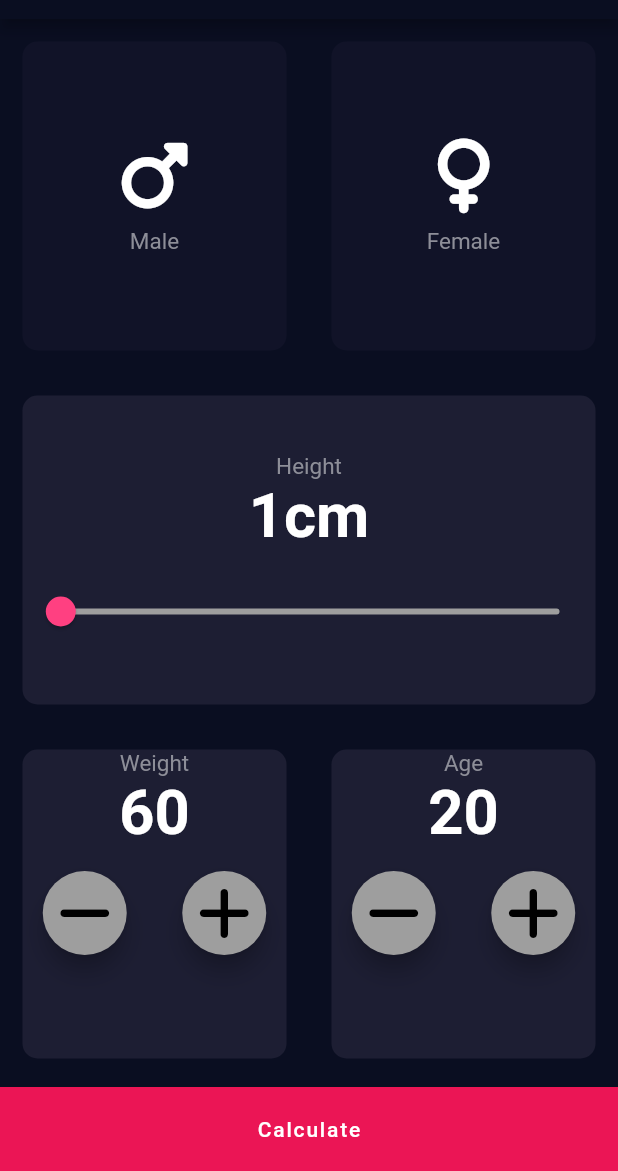
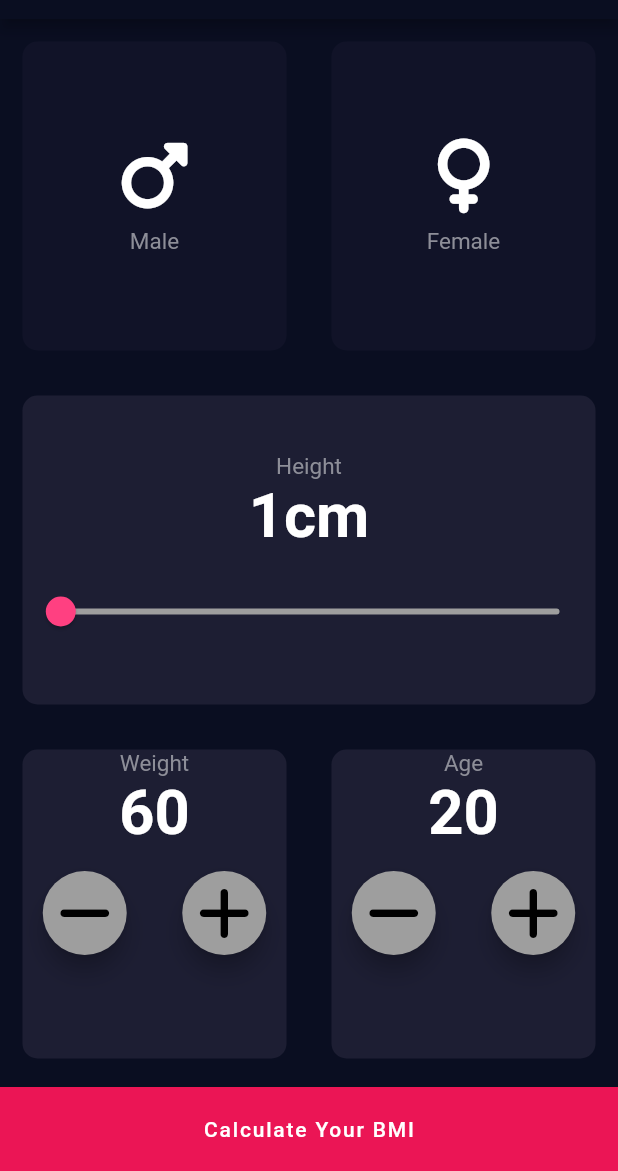
Before and after one commit to VaishnaviNagrale/BMI-Calulator, a Flutter app: the screen it shows after launch, on a phone screen of 412 x 824 dp, the part 65-1236 px from its top. Run offline on Flutter 3.47's test engine with Material 2 defaults, Android fonts, the phone set to English and light mode, and no system bars; our stand-ins replace font_awesome_flutter.

Commit message:
project updated

```diff
--- a/lib/HomePage.dart
+++ b/lib/HomePage.dart
@@ -252,7 +252,7 @@ class _BMIappState extends State<BMIapp> {
           },
           shape: RoundedRectangleBorder(),
           backgroundColor: kBottomContainerCardColor,
-          child: Center(child: Text('Calculate',style: TextStyle(color: Colors.white)),),
+          child: Center(child: Text('Calculate Your BMI',style: TextStyle(color: Colors.white)),),
         ),
       ),
     );
--- a/lib/bmi_score.dart
+++ b/lib/bmi_score.dart
@@ -58,7 +58,7 @@ class BMIscore extends StatelessWidget {
             },
             shape: RoundedRectangleBorder(),
             backgroundColor: kBottomContainerCardColor,
-            child: Center(child: Text('Re-Calculate',style: TextStyle(color: Colors.white)),),
+            child: Center(child: Text('Re-Calculate the BMI',style: TextStyle(color: Colors.white)),),
           ),
         ),
         ),
```
